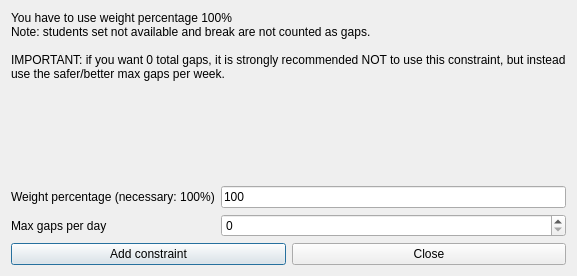
vonmecheln/fet, file fet/src/interface/addconstraintstudentsmaxgapsperdayform_template.ui: the form before one commit.
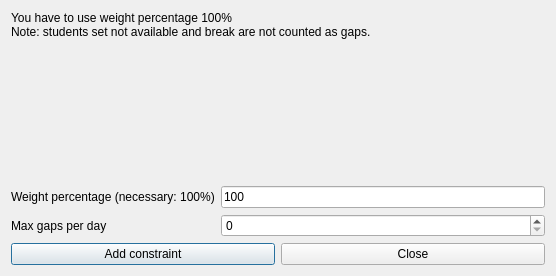
The form after the commit.

Diff of the .ui file:
```diff
--- a/fet/src/interface/addconstraintstudentsmaxgapsperdayform_template.ui
+++ b/fet/src/interface/addconstraintstudentsmaxgapsperdayform_template.ui
@@ -6,7 +6,7 @@
    <rect>
     <x>0</x>
     <y>0</y>
-    <width>499</width>
+    <width>556</width>
     <height>276</height>
    </rect>
   </property>
@@ -30,9 +30,7 @@
      </property>
      <property name="text">
       <string>You have to use weight percentage 100%
-Note: students set not available and break are not counted as gaps.
-
-IMPORTANT: if you want 0 total gaps, it is strongly recommended NOT to use this constraint, but instead use the safer/better max gaps per week.</string>
+Note: students set not available and break are not counted as gaps.</string>
      </property>
      <property name="wordWrap">
       <bool>true</bool>
```
